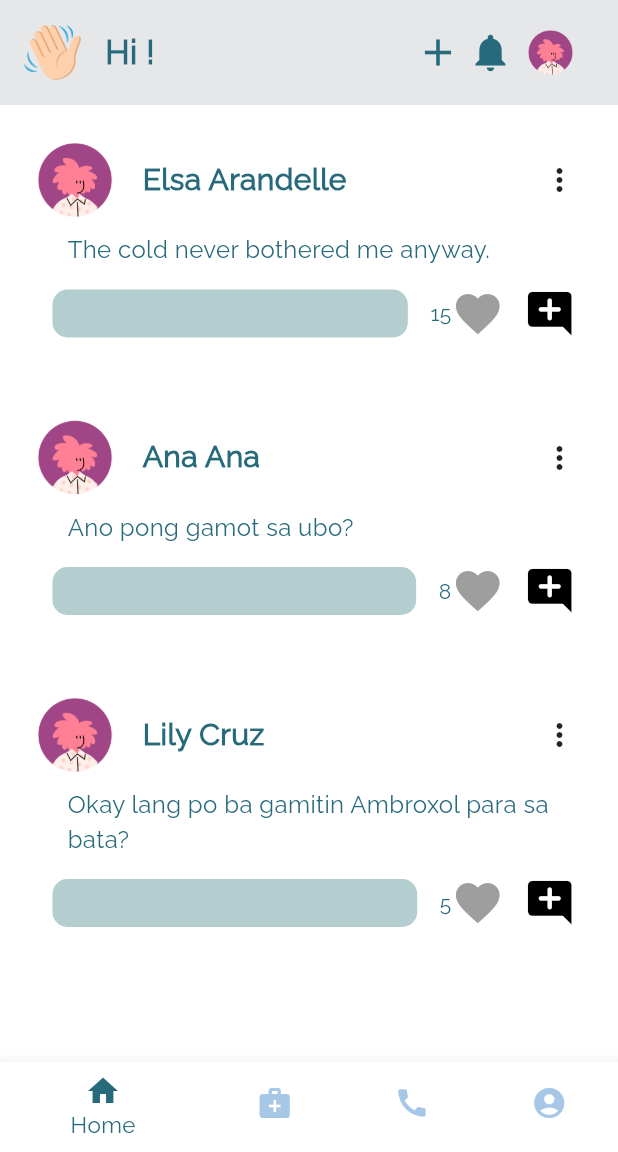
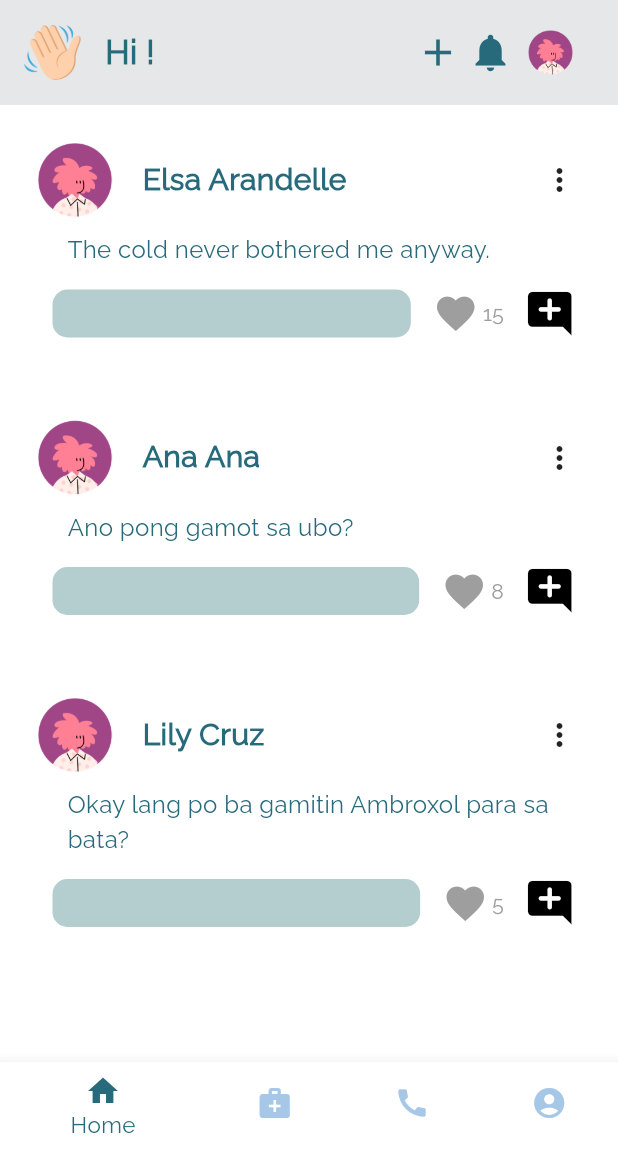
Before and after one commit to Errol13/KLK, a Flutter app: the screen it shows once a user with an empty profile is signed in, on a phone screen of 412 x 824 dp, the part 84-1236 px from its top. Run offline on Flutter 3.47's test engine with Material 3 defaults, Android fonts, the phone set to English and light mode, and no system bars; drawn by our look-alikes of like_button; our stand-ins replace cloud_firestore, email_validator, firebase_auth, firebase_core, firebase_storage, image_picker and 3 more; missing offline and left inert: flutter_phone_direct_caller, humanitarian_icons; accounts and stored records are empty.

Commit message:
like button fix

```diff
--- a/lib/screens/home/home_page.dart
+++ b/lib/screens/home/home_page.dart
@@ -504,27 +504,8 @@ class _HomePageState extends State<HomePage> {
                                   margin: const EdgeInsets.all(15),
                                 ),
                               ),
-                              Text(
-                                '${post.likes}',
-                                style: TextStyle(
-                                  fontSize: 14,
-                                  color: Color(0xFF276A7B),
-                                ),
-                              ),
-                              LikeButtonWidget(
-                                likes: post.likes,
-                                isLiked: post.isLiked,
-                                onTap: () {
-                                  // Toggle the liked status and update the likes count
-                                  setState(() {
-                                    post.isLiked = !post.isLiked;
-                                    if (post.isLiked) {
-                                      post.likes++;
-                                    } else {
-                                      post.likes--;
-                                    }
-                                  });
-                                },
+                              LikeButton(
+                                likeCount: post.likes,
                               ),
                               const SizedBox(
                                 width: 5,
```
